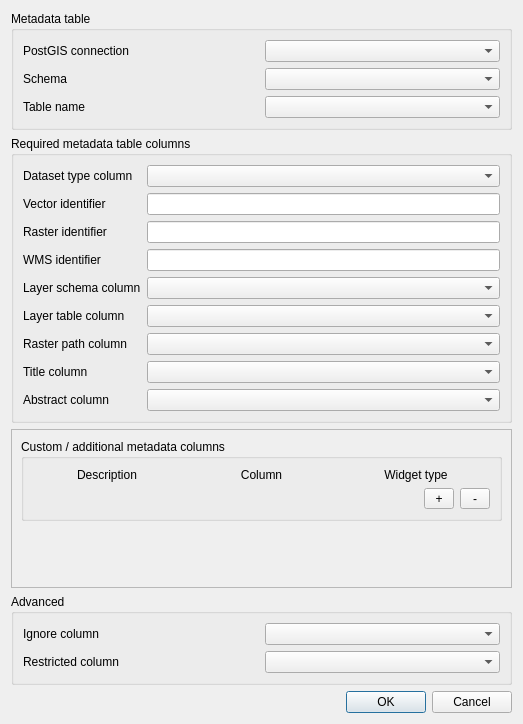
lutraconsulting/qgis-geocat-plugin, file GeoCat/ui/config_dialog_base.ui: the form before one commit.
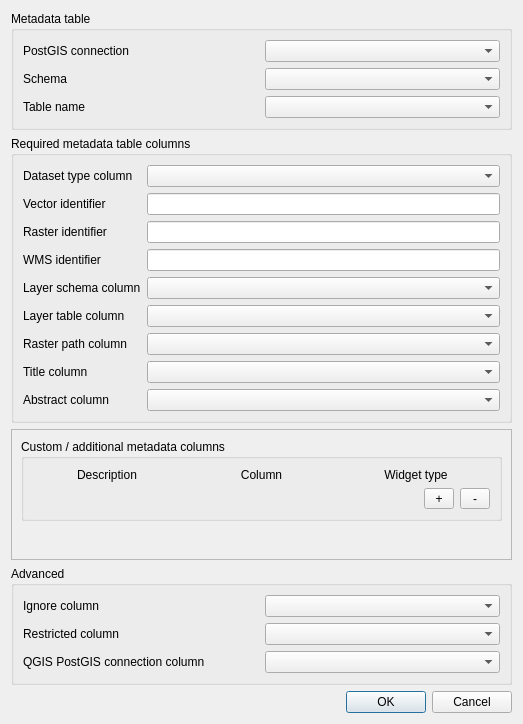
The form after the commit.

```diff
--- a/GeoCat/ui/config_dialog_base.ui
+++ b/GeoCat/ui/config_dialog_base.ui
@@ -98,8 +98,8 @@
        <rect>
         <x>0</x>
         <y>0</y>
-        <width>499</width>
-        <height>139</height>
+        <width>503</width>
+        <height>186</height>
        </rect>
       </property>
       <layout class="QGridLayout" name="gridLayout_7">
@@ -369,6 +369,16 @@
       <item row="2" column="1">
        <widget class="QComboBox" name="privateComboBox"/>
       </item>
+      <item row="3" column="1">
+       <widget class="QComboBox" name="qgis_connection_cbo"/>
+      </item>
+      <item row="3" column="0">
+       <widget class="QLabel" name="label_11">
+        <property name="text">
+         <string>QGIS PostGIS connection column</string>
+        </property>
+       </widget>
+      </item>
      </layout>
     </widget>
    </item>
```
Left out of the diff: 3 changed lines with no effect on the pictures.
